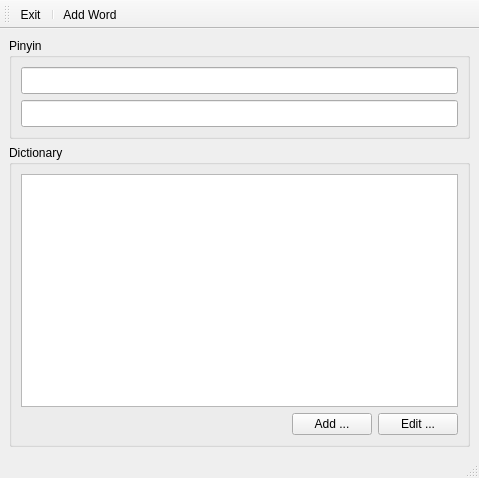
Qt form mainwindow.ui (ensisoft/pinyin-translator) before a commit.
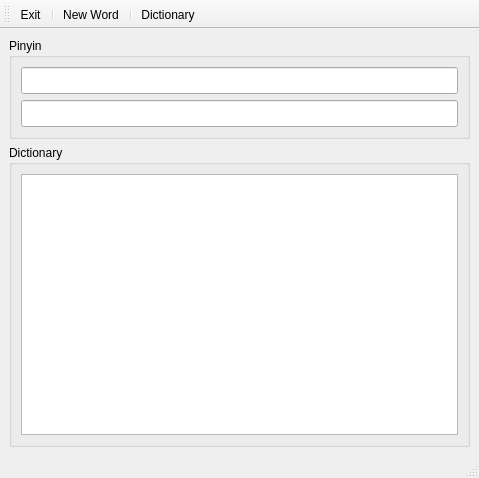
The same form after that commit. Icons and pictures are not drawn.

Commit message: Dictionary editing dialog

The edit to the form file:
```diff
--- a/mainwindow.ui
+++ b/mainwindow.ui
@@ -60,45 +60,6 @@
          </property>
         </widget>
        </item>
-       <item>
-        <layout class="QHBoxLayout" name="horizontalLayout">
-         <item>
-          <spacer name="horizontalSpacer">
-           <property name="orientation">
-            <enum>Qt::Horizontal</enum>
-           </property>
-           <property name="sizeHint" stdset="0">
-            <size>
-             <width>40</width>
-             <height>20</height>
-            </size>
-           </property>
-          </spacer>
-         </item>
-         <item>
-          <widget class="QPushButton" name="btnAddWord">
-           <property name="text">
-            <string>Add ...</string>
-           </property>
-           <property name="icon">
-            <iconset resource="resource.qrc">
-             <normaloff>:/icons/ico_word_add.png</normaloff>:/icons/ico_word_add.png</iconset>
-           </property>
-          </widget>
-         </item>
-         <item>
-          <widget class="QPushButton" name="btnEditWord">
-           <property name="text">
-            <string>Edit ...</string>
-           </property>
-           <property name="icon">
-            <iconset resource="resource.qrc">
-             <normaloff>:/icons/ico_word_edit.png</normaloff>:/icons/ico_word_edit.png</iconset>
-           </property>
-          </widget>
-         </item>
-        </layout>
-       </item>
       </layout>
       <zorder>listWords</zorder>
       <zorder>btnAddWord</zorder>
@@ -120,11 +81,13 @@
     <enum>TopToolBarArea</enum>
    </attribute>
    <attribute name="toolBarBreak">
-    <bool>true</bool>
+    <bool>false</bool>
    </attribute>
    <addaction name="actionExit"/>
    <addaction name="separator"/>
    <addaction name="actionAddWord"/>
+   <addaction name="separator"/>
+   <addaction name="actionDictionary"/>
   </widget>
   <action name="actionExit">
    <property name="icon">
@@ -144,7 +107,7 @@
      <normaloff>:/icons/ico_word_add.png</normaloff>:/icons/ico_word_add.png</iconset>
    </property>
    <property name="text">
-    <string>Add Word</string>
+    <string>New Word</string>
    </property>
    <property name="toolTip">
     <string>Add new word to the dictionary</string>
@@ -153,6 +116,18 @@
     <string>Ctrl+N</string>
    </property>
   </action>
+  <action name="actionDictionary">
+   <property name="icon">
+    <iconset resource="resource.qrc">
+     <normaloff>:/icons/ico_dictionary.png</normaloff>:/icons/ico_dictionary.png</iconset>
+   </property>
+   <property name="text">
+    <string>Dictionary</string>
+   </property>
+   <property name="shortcut">
+    <string>Ctrl+D</string>
+   </property>
+  </action>
  </widget>
  <resources>
   <include location="resource.qrc"/>
```
Left out of the diff: 6 changed lines with no effect on the pictures. The commit also changes 14 other files.
